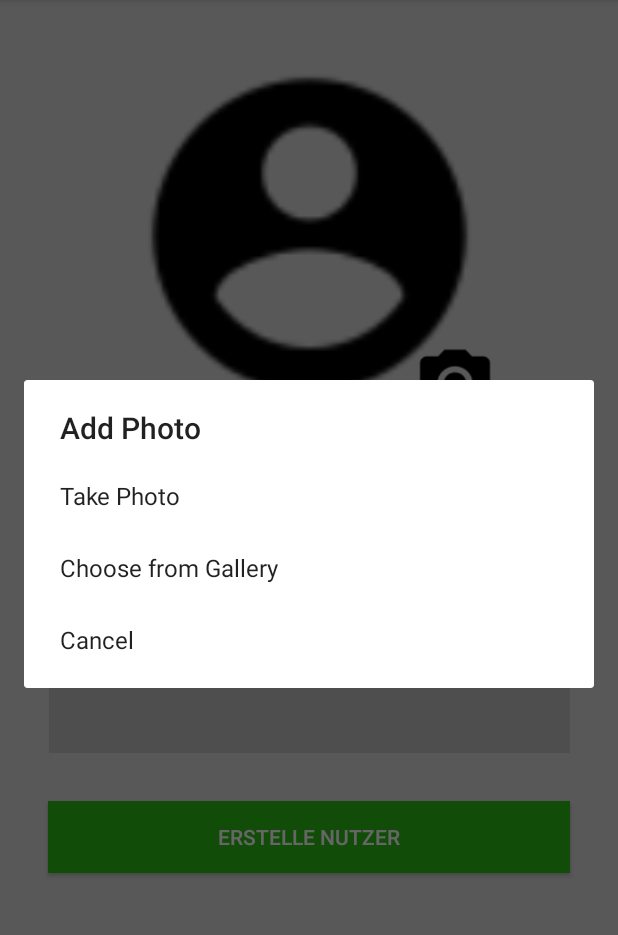
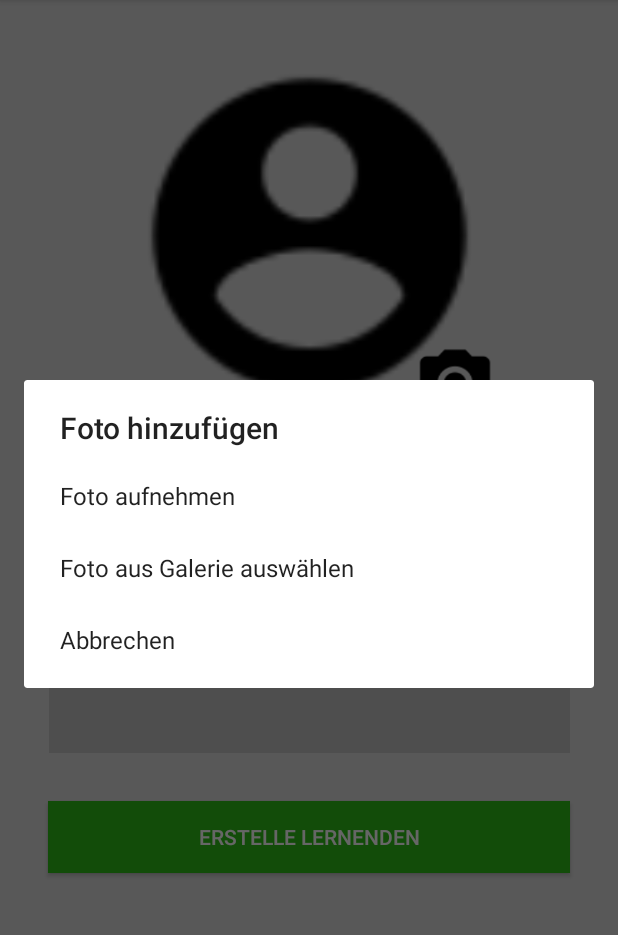
Before and after one commit to Suhejl/LernendeVerwaltung, an Android app: the NewUserActivity screen opened directly, with no data from a screen before it, after a tap on an icon or button, on a phone screen of 412 x 824 dp, the part 84-1019 px from its top. Run offline under Robolectric (Android 15) with nearby library versions, the phone set to English and light mode, and no system bars.

Commit message:
Translated the Toast messages to german

```diff
--- a/app/src/main/java/ch/noseryoung/lernendeverwaltung/NewUserActivity.java
+++ b/app/src/main/java/ch/noseryoung/lernendeverwaltung/NewUserActivity.java
@@ -96,13 +96,13 @@ public class NewUserActivity extends AppCompatActivity {
     }
 
     private void selectImage() {
-        final String takePhotoOption = "Take Photo";
-        final String chooseGalleryOption = "Choose from Gallery";
-        final String cancelOption = "Cancel";
+        final String takePhotoOption = "Foto aufnehmen";
+        final String chooseGalleryOption = "Foto aus Galerie auswählen";
+        final String cancelOption = "Abbrechen";
 
         final String[] options = {takePhotoOption, chooseGalleryOption, cancelOption};
         AlertDialog.Builder builder = new AlertDialog.Builder(NewUserActivity.this);
-        builder.setTitle("Add Photo");
+        builder.setTitle("Foto hinzufügen");
         builder.setItems(options, new DialogInterface.OnClickListener() {
             @Override
             public void onClick(DialogInterface dialog, int which) {
@@ -179,12 +179,12 @@ public class NewUserActivity extends AppCompatActivity {
         Context context = getApplicationContext();
 
         if (name.trim().length() >= 50) {
-            Toast toast = Toast.makeText(context, name + " is too long. Enter a name below 50 characters", Toast.LENGTH_SHORT);
+            Toast toast = Toast.makeText(context, name + " ist zu lange. Bitte geben Sie ein Namen unter 50 Zeichen ein.", Toast.LENGTH_SHORT);
             toast.setGravity(Gravity.TOP, 0, 0);
             toast.show();
             return false;
         } else if (name.trim().length() == 0) {
-            Toast toast = Toast.makeText(context, "Please enter a value into the empty field", Toast.LENGTH_SHORT);
+            Toast toast = Toast.makeText(context, "Bitte geben Sie ein Wert im leeren Feld aus", Toast.LENGTH_SHORT);
             toast.setGravity(Gravity.TOP, 0, 0);
             toast.show();
             return false;
@@ -197,7 +197,7 @@ public class NewUserActivity extends AppCompatActivity {
         Context context = getApplicationContext();
 
         if (photoName == null || photoName.trim().length() == 0) {
-            Toast toast = Toast.makeText(context, "No picture selected. Please select a picture for the apprentice", Toast.LENGTH_SHORT);
+            Toast toast = Toast.makeText(context, "Kein Foto ausgewählt. Wählen Sie bitte ein Foto für den Lernenden aus", Toast.LENGTH_SHORT);
             toast.setGravity(Gravity.TOP, 0, 0);
             toast.show();
             return false;
--- a/app/src/main/res/layout/activity_new_user.xml
+++ b/app/src/main/res/layout/activity_new_user.xml
@@ -17,7 +17,7 @@
         android:layout_marginEnd="32dp"
         android:layout_marginRight="32dp"
         android:background="@color/green"
-        android:text="@string/newUser_addUser"
+        android:text="@string/create_apprentice"
         android:textColor="@color/white"
         app:layout_constraintEnd_toEndOf="parent"
         app:layout_constraintStart_toStartOf="parent"
--- a/app/src/main/res/values/strings.xml
+++ b/app/src/main/res/values/strings.xml
@@ -11,6 +11,5 @@
     <string name="newUser_userLogo">default user logo on newUser Activity, if no picture is defined</string>
     <string name="prename">Vorname</string>
     <string name="lastname">Nachname</string>
-    <string name="newUser_addUser">Erstelle Nutzer</string>
     <string name="return_string">Zurück</string>
 </resources>
```
